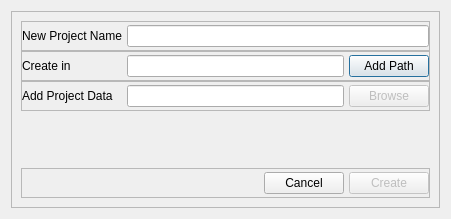
Qt form AutoCADDB/newprojectdialog.ui (DB-Netz-AutomatedPlanning/AutoPlan-QT) before a commit.
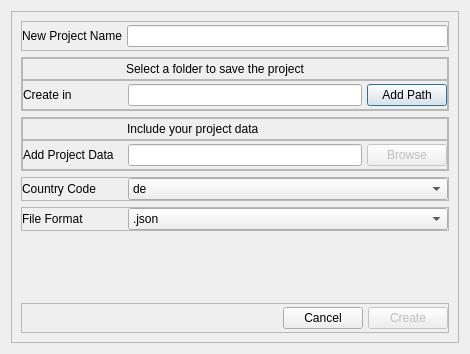
The same form after that commit.

```diff
--- a/AutoCADDB/newprojectdialog.ui
+++ b/AutoCADDB/newprojectdialog.ui
@@ -6,15 +6,15 @@
    <rect>
     <x>0</x>
     <y>0</y>
-    <width>451</width>
-    <height>219</height>
+    <width>470</width>
+    <height>354</height>
    </rect>
   </property>
   <property name="windowTitle">
    <string>Dialog</string>
   </property>
-  <layout class="QGridLayout" name="gridLayout">
-   <item row="0" column="0">
+  <layout class="QVBoxLayout" name="verticalLayout_3">
+   <item>
     <widget class="QFrame" name="frame">
      <property name="frameShape">
       <enum>QFrame::StyledPanel</enum>
@@ -22,10 +22,7 @@
      <property name="frameShadow">
       <enum>QFrame::Raised</enum>
      </property>
-     <layout class="QVBoxLayout" name="verticalLayout">
-      <property name="spacing">
-       <number>0</number>
-      </property>
+     <layout class="QVBoxLayout" name="verticalLayout_4">
       <item>
        <widget class="QFrame" name="frame_2">
         <property name="minimumSize">
@@ -88,6 +85,80 @@
        </widget>
       </item>
       <item>
+       <widget class="QFrame" name="frame_8">
+        <property name="frameShape">
+         <enum>QFrame::StyledPanel</enum>
+        </property>
+        <property name="frameShadow">
+         <enum>QFrame::Raised</enum>
+        </property>
+        <layout class="QVBoxLayout" name="verticalLayout">
+         <property name="spacing">
+          <number>0</number>
+         </property>
+         <property name="leftMargin">
+          <number>0</number>
+         </property>
+         <property name="topMargin">
+          <number>0</number>
+         </property>
+         <property name="rightMargin">
+          <number>0</number>
+         </property>
+         <property name="bottomMargin">
+          <number>0</number>
+         </property>
+         <item>
+          <widget class="QFrame" name="frame_10">
+           <property name="frameShape">
+            <enum>QFrame::StyledPanel</enum>
+           </property>
+           <property name="frameShadow">
+            <enum>QFrame::Raised</enum>
+           </property>
+           <layout class="QHBoxLayout" name="horizontalLayout_7">
+            <property name="spacing">
+             <number>0</number>
+            </property>
+            <property name="leftMargin">
+             <number>0</number>
+            </property>
+            <property name="topMargin">
+             <number>0</number>
+            </property>
+            <property name="rightMargin">
+             <number>0</number>
+            </property>
+            <property name="bottomMargin">
+             <number>0</number>
+            </property>
+            <item>
+             <spacer name="horizontalSpacer_2">
+              <property name="orientation">
+               <enum>Qt::Horizontal</enum>
+              </property>
+              <property name="sizeType">
+               <enum>QSizePolicy::Fixed</enum>
+              </property>
+              <property name="sizeHint" stdset="0">
+               <size>
+                <width>103</width>
+                <height>20</height>
+               </size>
+              </property>
+             </spacer>
+            </item>
+            <item>
+             <widget class="QLabel" name="label">
+              <property name="text">
+               <string>Select a folder to save the project</string>
+              </property>
+             </widget>
+            </item>
+           </layout>
+          </widget>
+         </item>
+         <item>
        <widget class="QFrame" name="frame_3">
         <property name="minimumSize">
          <size>
@@ -155,6 +226,83 @@
         </layout>
        </widget>
       </item>
+        </layout>
+       </widget>
+      </item>
+      <item>
+       <widget class="QFrame" name="frame_9">
+        <property name="frameShape">
+         <enum>QFrame::StyledPanel</enum>
+        </property>
+        <property name="frameShadow">
+         <enum>QFrame::Raised</enum>
+        </property>
+        <layout class="QVBoxLayout" name="verticalLayout_2">
+         <property name="spacing">
+          <number>0</number>
+         </property>
+         <property name="leftMargin">
+          <number>0</number>
+         </property>
+         <property name="topMargin">
+          <number>0</number>
+         </property>
+         <property name="rightMargin">
+          <number>0</number>
+         </property>
+         <property name="bottomMargin">
+          <number>0</number>
+         </property>
+         <item>
+          <widget class="QFrame" name="frame_11">
+           <property name="frameShape">
+            <enum>QFrame::StyledPanel</enum>
+           </property>
+           <property name="frameShadow">
+            <enum>QFrame::Raised</enum>
+           </property>
+           <layout class="QHBoxLayout" name="horizontalLayout_8">
+            <property name="spacing">
+             <number>0</number>
+            </property>
+            <property name="leftMargin">
+             <number>0</number>
+            </property>
+            <property name="topMargin">
+             <number>0</number>
+            </property>
+            <property name="rightMargin">
+             <number>0</number>
+            </property>
+            <property name="bottomMargin">
+             <number>0</number>
+            </property>
+            <item>
+             <spacer name="horizontalSpacer_3">
+              <property name="orientation">
+               <enum>Qt::Horizontal</enum>
+              </property>
+              <property name="sizeType">
+               <enum>QSizePolicy::Fixed</enum>
+              </property>
+              <property name="sizeHint" stdset="0">
+               <size>
+                <width>104</width>
+                <height>20</height>
+               </size>
+              </property>
+             </spacer>
+            </item>
+            <item>
+             <widget class="QLabel" name="label_2">
+              <property name="text">
+               <string>Include your project data</string>
+              </property>
+             </widget>
+            </item>
+           </layout>
+          </widget>
+         </item>
       <item>
        <widget class="QFrame" name="frame_4">
         <property name="minimumSize">
@@ -226,6 +374,117 @@
         </layout>
        </widget>
       </item>
+        </layout>
+       </widget>
+      </item>
+      <item>
+       <widget class="QFrame" name="frame_6">
+        <property name="frameShape">
+         <enum>QFrame::StyledPanel</enum>
+        </property>
+        <property name="frameShadow">
+         <enum>QFrame::Raised</enum>
+        </property>
+        <layout class="QHBoxLayout" name="horizontalLayout_5">
+         <property name="spacing">
+          <number>0</number>
+         </property>
+         <property name="leftMargin">
+          <number>0</number>
+         </property>
+         <property name="topMargin">
+          <number>0</number>
+         </property>
+         <property name="rightMargin">
+          <number>0</number>
+         </property>
+         <property name="bottomMargin">
+          <number>0</number>
+         </property>
+         <item>
+          <widget class="QLabel" name="label_3">
+           <property name="maximumSize">
+            <size>
+             <width>106</width>
+             <height>16777215</height>
+            </size>
+           </property>
+           <property name="text">
+            <string>Country Code</string>
+           </property>
+          </widget>
+         </item>
+         <item>
+          <widget class="QComboBox" name="countryCodeComboBox">
+           <item>
+            <property name="text">
+             <string>de</string>
+            </property>
+           </item>
+           <item>
+            <property name="text">
+             <string>fr</string>
+            </property>
+           </item>
+          </widget>
+         </item>
+        </layout>
+       </widget>
+      </item>
+      <item>
+       <widget class="QFrame" name="frame_7">
+        <property name="frameShape">
+         <enum>QFrame::StyledPanel</enum>
+        </property>
+        <property name="frameShadow">
+         <enum>QFrame::Raised</enum>
+        </property>
+        <layout class="QHBoxLayout" name="horizontalLayout_6">
+         <property name="spacing">
+          <number>0</number>
+         </property>
+         <property name="leftMargin">
+          <number>0</number>
+         </property>
+         <property name="topMargin">
+          <number>0</number>
+         </property>
+         <property name="rightMargin">
+          <number>0</number>
+         </property>
+         <property name="bottomMargin">
+          <number>0</number>
+         </property>
+         <item>
+          <widget class="QLabel" name="label_4">
+           <property name="maximumSize">
+            <size>
+             <width>106</width>
+             <height>16777215</height>
+            </size>
+           </property>
+           <property name="text">
+            <string>File Format</string>
+           </property>
+          </widget>
+         </item>
+         <item>
+          <widget class="QComboBox" name="fileFormatComboBox">
+           <item>
+            <property name="text">
+             <string>.json</string>
+            </property>
+           </item>
+           <item>
+            <property name="text">
+             <string>.mdb</string>
+            </property>
+           </item>
+          </widget>
+         </item>
+        </layout>
+       </widget>
+      </item>
       <item>
        <spacer name="verticalSpacer">
         <property name="orientation">
@@ -234,7 +493,7 @@
         <property name="sizeHint" stdset="0">
          <size>
           <width>20</width>
-          <height>40</height>
+          <height>43</height>
          </size>
         </property>
        </spacer>
```
Lines whose indentation alone changed are shown as unchanged.
